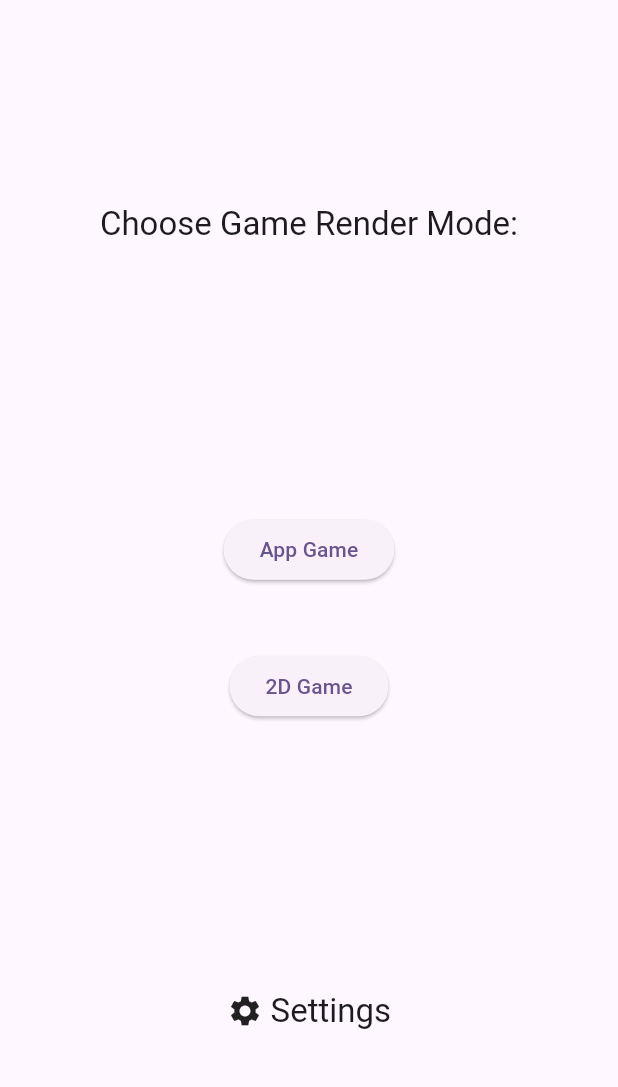
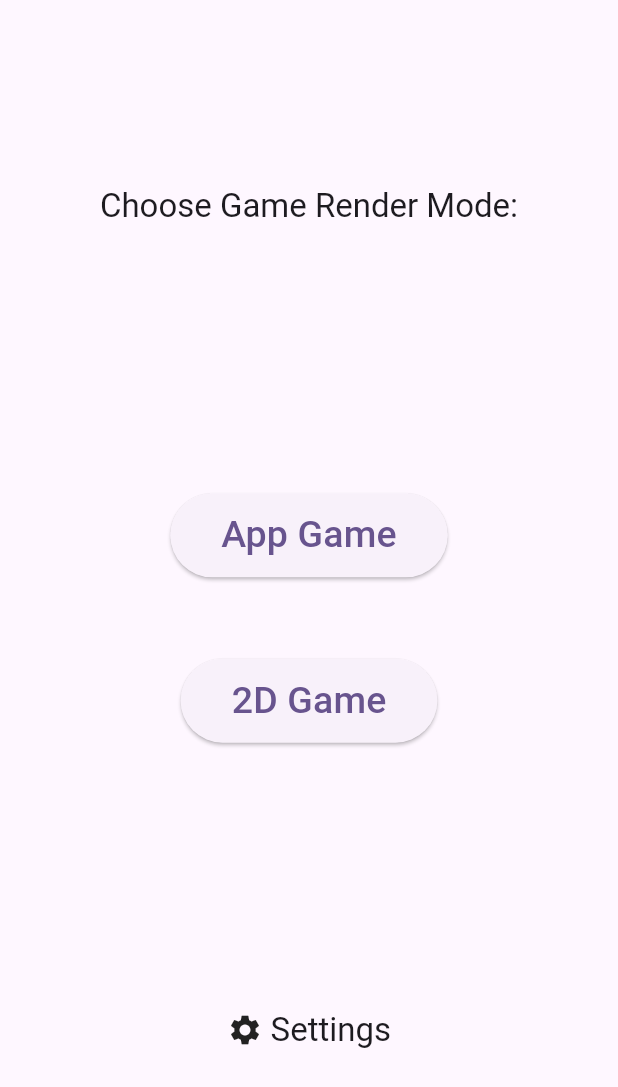
Before and after one commit to kiicodes/flutter_stacker_game, a Flutter app: the screen it shows after launch, on a phone screen of 412 x 824 dp. Shown: the top 1087 px of the screen. Run offline on Flutter 3.47's test engine with Material 2 defaults, Android fonts, the phone set to English and light mode, and no system bars.

Commit message:
Layout changes on startup screen

```diff
--- a/lib/screens/components/game_option_button.dart
+++ b/lib/screens/components/game_option_button.dart
@@ -7,6 +7,12 @@ class GameOptionButton extends StatelessWidget {
 
   @override
   Widget build(BuildContext context) {
-    return ElevatedButton(onPressed: onPressed, child: Text(name),);
+    return ElevatedButton(
+      onPressed: onPressed,
+      child: Padding(
+        padding: const EdgeInsets.all(10),
+        child: Text(name, style: const TextStyle(fontSize: 25),),
+      ),
+    );
   }
 }
--- a/lib/screens/startup_screen.dart
+++ b/lib/screens/startup_screen.dart
@@ -20,7 +20,7 @@ class StartupScreen extends StatelessWidget {
               child: ScreenTitle(),
             ),
             Expanded(
-              flex: 3,
+              flex: 4,
               child: Column(
                 children: [
                   const Spacer(),
```
